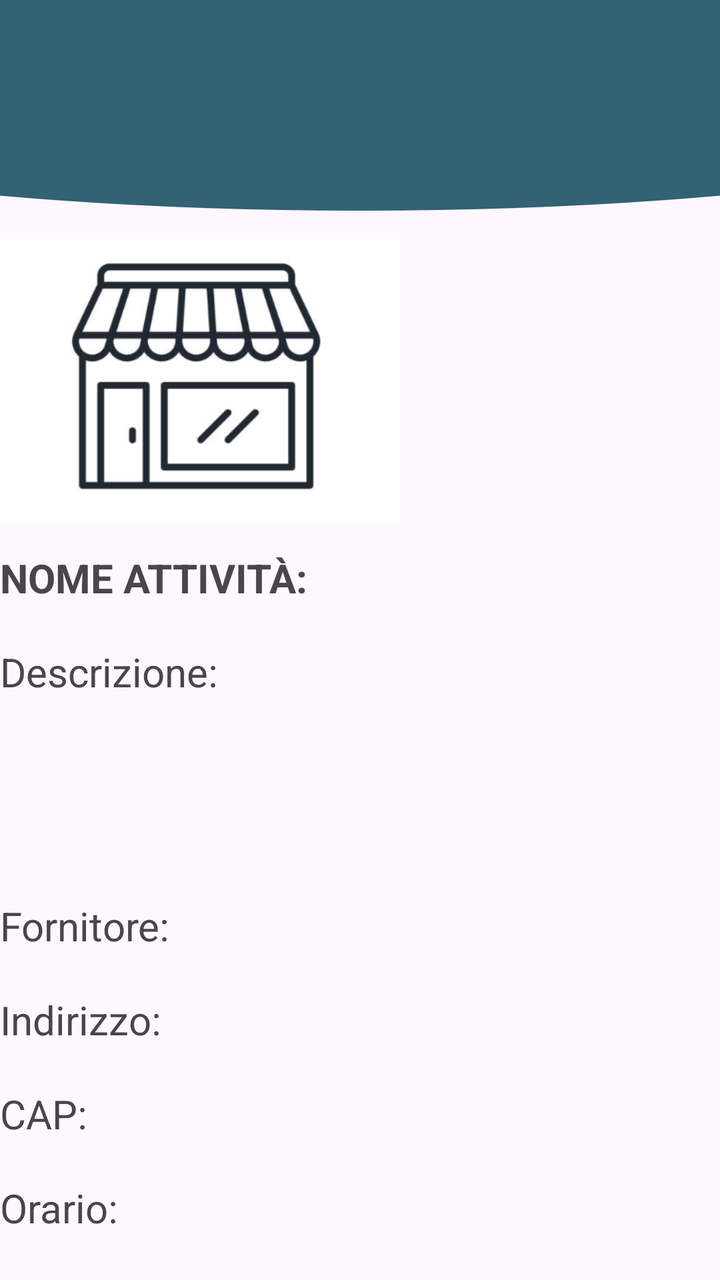
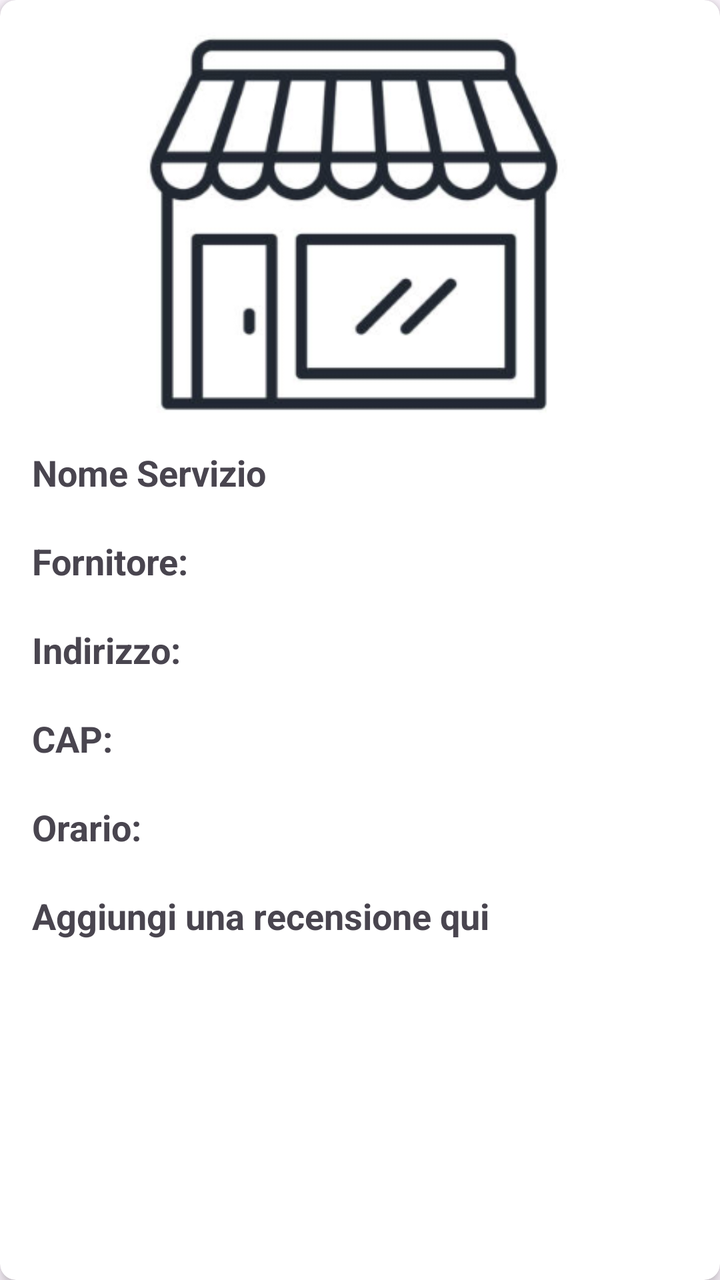

Screens rendered from an Android XML layout before and after an edit, with the pre-edit source and the edit as a unified diff.
<!-- AndroidManifest.xml: application theme Theme.AppPet -->
<!-- res/layout/activity_profilo_servizio.xml -->
<?xml version="1.0" encoding="utf-8"?>
<LinearLayout xmlns:android="http://schemas.android.com/apk/res/android"
    android:layout_width="match_parent"
    android:layout_height="match_parent"
    android:layout_centerHorizontal="true"
    android:orientation="vertical" >

    <ImageView
        android:id="@+id/Pippo"
        android:layout_width="800dp"
        android:layout_height="140dp"
        android:layout_gravity="center"
        android:layout_marginTop="-35dp"
        android:src="@drawable/cricle_1" />

    <ImageView
        android:layout_width="200dp"
        android:layout_height="150dp"
        android:layout_marginTop="10dp"
        android:layout_marginBottom="10dp"
        android:src="@drawable/img_service" />
    
    <TextView
        android:id="@+id/NomeProfAtt"
        android:layout_width="match_parent"
        android:layout_height="wrap_content"
        android:layout_marginBottom="20dp"
        android:text="Nome Attività:"
        android:textAllCaps="true"
        android:textSize="20dp"
        android:textStyle="bold" />

    <TextView
        android:id="@+id/DescrProfAtt"
        android:layout_width="match_parent"
        android:layout_height="wrap_content"
        android:layout_marginBottom="100dp"
        android:text="Descrizione:"
        android:textSize="20dp" />

    <TextView
        android:id="@+id/FornitProfAtt"
        android:layout_width="match_parent"
        android:layout_height="wrap_content"
        android:layout_marginBottom="20dp"
        android:text="Fornitore:"
        android:textSize="20dp" />

    <TextView
        android:id="@+id/IndirizzoProfAtt"
        android:layout_width="match_parent"
        android:layout_height="wrap_content"
        android:layout_marginBottom="20dp"
        android:text="Indirizzo:"
        android:textSize="20dp" />


    <TextView
        android:id="@+id/Cap"
        android:layout_width="match_parent"
        android:layout_height="wrap_content"
        android:layout_marginBottom="20dp"
        android:text="CAP:"
        android:textSize="20dp" />

    <TextView
        android:id="@+id/OrarioProfAtt"
        android:layout_width="match_parent"
        android:layout_height="wrap_content"
        android:layout_marginBottom="20dp"
        android:text="Orario:"
        android:textSize="20dp" />


    <TextView
        android:id="@+id/Recensione"
        android:layout_width="match_parent"
        android:layout_height="wrap_content"
        android:layout_marginBottom="20dp"
        android:text="Aggiungi una recensione qui"
        android:textSize="20dp" />


    <Button
        android:layout_width="wrap_content"
        android:layout_height="wrap_content"
        android:text="Aggiungi 🛎️" />

</LinearLayout>
<!-- resources referenced by this layout -->
<resources>
  <!-- drawable cricle_1 (drawable) -->
  <?xml version="1.0" encoding="utf-8"?>
  <shape xmlns:android="http://schemas.android.com/apk/res/android"
      android:shape="oval">
  
      <solid
          android:color="@color/Blu_base"/>
  
  </shape>
  <!-- drawable img_service: png bitmap (drawable, 42403 bytes) -->
  <style name="Theme.AppPet" parent="Base.Theme.AppPet" />
  <color name="Blu_base">#326273</color>
  <style name="Base.Theme.AppPet" parent="Theme.Material3.DayNight.NoActionBar">
          
          
      </style>
</resources>

<!-- the commit's change to res/layout/activity_profilo_servizio.xml (unified diff, before → after) -->
@@ -1,89 +1,92 @@
 <?xml version="1.0" encoding="utf-8"?>
-<LinearLayout xmlns:android="http://schemas.android.com/apk/res/android"
+<androidx.cardview.widget.CardView xmlns:android="http://schemas.android.com/apk/res/android"
     android:layout_width="match_parent"
-    android:layout_height="match_parent"
-    android:layout_centerHorizontal="true"
-    android:orientation="vertical" >
+    android:layout_height="wrap_content"
+    xmlns:app="http://schemas.android.com/apk/res-auto"
+    android:layout_margin="8dp"
+    app:cardCornerRadius="8dp"
+    app:cardElevation="4dp"
+    >
 
-    <ImageView
-        android:id="@+id/Pippo"
-        android:layout_width="800dp"
-        android:layout_height="140dp"
-        android:layout_gravity="center"
-        android:layout_marginTop="-35dp"
-        android:src="@drawable/cricle_1" />
 
-    <ImageView
-        android:layout_width="200dp"
-        android:layout_height="150dp"
-        android:layout_marginTop="10dp"
-        android:layout_marginBottom="10dp"
-        android:src="@drawable/img_service" />
-    
-    <TextView
-        android:id="@+id/NomeProfAtt"
+
+    <LinearLayout
         android:layout_width="match_parent"
         android:layout_height="wrap_content"
-        android:layout_marginBottom="20dp"
-        android:text="Nome Attività:"
-        android:textAllCaps="true"
-        android:textSize="20dp"
-        android:textStyle="bold" />
-
-    <TextView
-        android:id="@+id/DescrProfAtt"
-        android:layout_width="match_parent"
-        android:layout_height="wrap_content"
-        android:layout_marginBottom="100dp"
-        android:text="Descrizione:"
-        android:textSize="20dp" />
-
-    <TextView
-        android:id="@+id/FornitProfAtt"
-        android:layout_width="match_parent"
-        android:layout_height="wrap_content"
-        android:layout_marginBottom="20dp"
-        android:text="Fornitore:"
-        android:textSize="20dp" />
-
-    <TextView
-        android:id="@+id/IndirizzoProfAtt"
-        android:layout_width="match_parent"
-        android:layout_height="wrap_content"
-        android:layout_marginBottom="20dp"
-        android:text="Indirizzo:"
-        android:textSize="20dp" />
+        android:orientation="vertical"
+        android:padding="16dp">
 
 
-    <TextView
-        android:id="@+id/Cap"
-        android:layout_width="match_parent"
-        android:layout_height="wrap_content"
-        android:layout_marginBottom="20dp"
-        android:text="CAP:"
-        android:textSize="20dp" />
+        <ImageView
+            android:id="@+id/imgService"
+            android:layout_width="match_parent"
+            android:layout_height="200dp"
+            android:scaleType="centerCrop"
+            android:src="@drawable/img_service"
 
-    <TextView
-        android:id="@+id/OrarioProfAtt"
-        android:layout_width="match_parent"
-        android:layout_height="wrap_content"
-        android:layout_marginBottom="20dp"
-        android:text="Orario:"
-        android:textSize="20dp" />
+            />
 
 
-    <TextView
-        android:id="@+id/Recensione"
-        android:layout_width="match_parent"
-        android:layout_height="wrap_content"
-        android:layout_marginBottom="20dp"
-        android:text="Aggiungi una recensione qui"
-        android:textSize="20dp" />
+        
+        <TextView
+            android:id="@+id/txtTitle"
+            android:layout_width="wrap_content"
+            android:layout_height="wrap_content"
+            android:text="Nome Servizio"
+            android:textSize="18dp"
+            android:textStyle="bold"
+            android:layout_marginTop="8dp"
+            android:layout_marginBottom="20dp"/>
 
 
-    <Button
-        android:layout_width="wrap_content"
-        android:layout_height="wrap_content"
-        android:text="Aggiungi 🛎️" />
+        <TextView
+            android:id="@+id/FornitProfAtt"
+            android:layout_width="match_parent"
+            android:layout_height="wrap_content"
+            android:layout_marginBottom="20dp"
+            android:textStyle="bold"
+            android:text="Fornitore:"
+            android:textSize="18dp" />
 
-</LinearLayout>
+        <TextView
+            android:id="@+id/IndirizzoProfAtt"
+            android:layout_width="match_parent"
+            android:layout_height="wrap_content"
+            android:layout_marginBottom="20dp"
+            android:text="Indirizzo:"
+            android:textSize="18dp"
+            android:textStyle="bold"/>
+
+
+        <TextView
+            android:id="@+id/Cap"
+            android:layout_width="match_parent"
+            android:layout_height="wrap_content"
+            android:layout_marginBottom="20dp"
+            android:text="CAP:"
+            android:textSize="18dp"
+            android:textStyle="bold"/>
+
+        <TextView
+            android:id="@+id/OrarioProfAtt"
+            android:layout_width="match_parent"
+            android:layout_height="wrap_content"
+            android:layout_marginBottom="20dp"
+            android:text="Orario:"
+            android:textSize="18dp"
+            android:textStyle="bold"
+            />
+
+
+        <TextView
+            android:id="@+id/Recensione"
+            android:layout_width="match_parent"
+            android:layout_height="wrap_content"
+            android:layout_marginBottom="20dp"
+            android:text="Aggiungi una recensione qui"
+            android:textSize="18dp"
+            android:textStyle="bold"
+            />
+
+    </LinearLayout>
+</androidx.cardview.widget.CardView>
<!-- resource entries referenced after the edit -->
@@ -1,17 +1,7 @@
 <!-- resources referenced by this layout -->
 <resources>
-  <!-- drawable cricle_1 (drawable) -->
-  <?xml version="1.0" encoding="utf-8"?>
-  <shape xmlns:android="http://schemas.android.com/apk/res/android"
-      android:shape="oval">
-  
-      <solid
-          android:color="@color/Blu_base"/>
-  
-  </shape>
   <!-- drawable img_service: png bitmap (drawable, 42403 bytes) -->
   <style name="Theme.AppPet" parent="Base.Theme.AppPet" />
-  <color name="Blu_base">#326273</color>
   <style name="Base.Theme.AppPet" parent="Theme.Material3.DayNight.NoActionBar">
           
           
